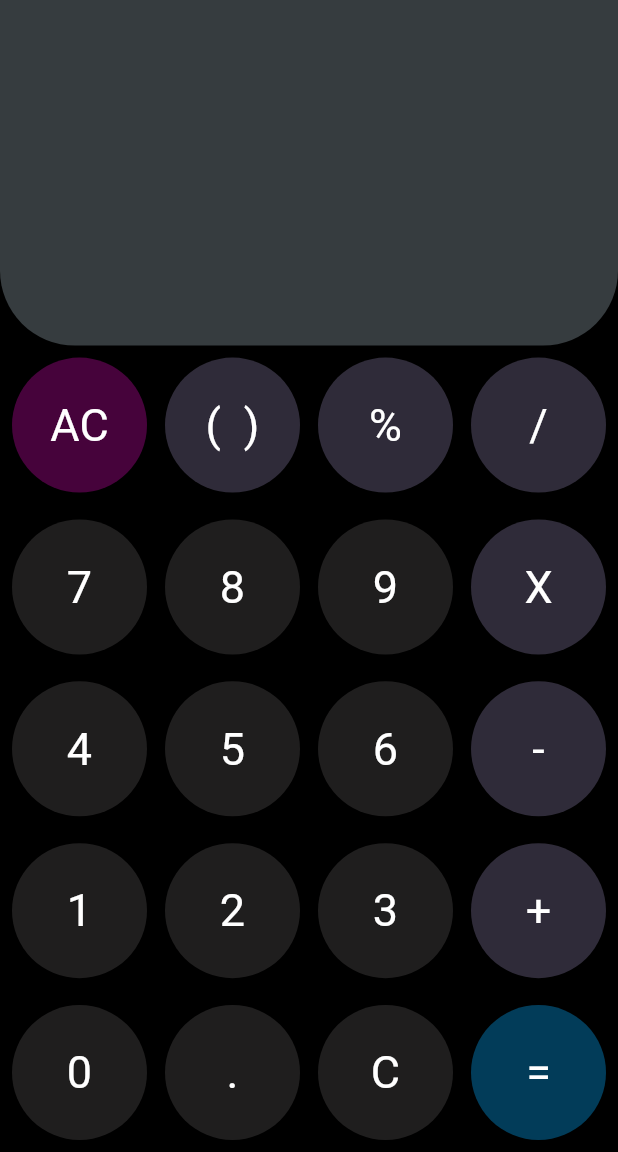
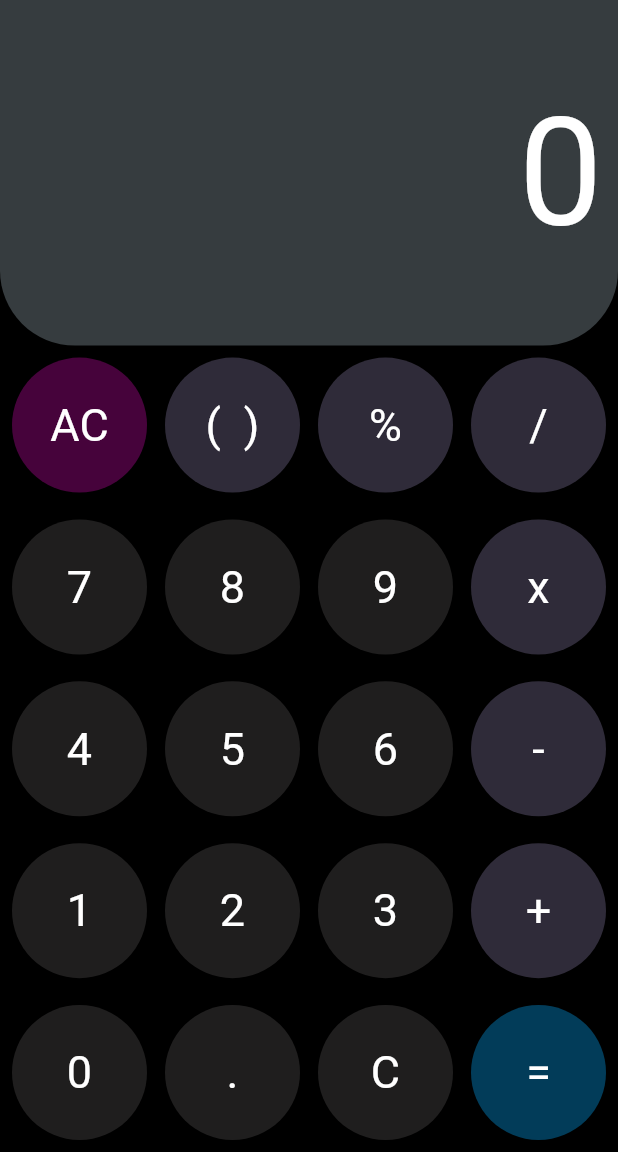
Before and after one commit to hijasahamed/Calculator-Flutter, a Flutter app: the screen it shows after launch, on a phone screen of 412 x 824 dp, the part 84-1236 px from its top. Run offline on Flutter 3.47's test engine with Material 3 defaults, Android fonts, the phone set to English and light mode, and no system bars.

Commit message:
button update

```diff
--- a/lib/screens/button.dart
+++ b/lib/screens/button.dart
@@ -1,11 +1,17 @@
+import 'package:calculator_project/screens/functions.dart';
 import 'package:flutter/material.dart';
 
-class Button extends StatelessWidget {
+class Button extends StatefulWidget {
    Button({super.key,required this.text,required this.colorofbtn});
 
   String text;
   dynamic colorofbtn;
 
+  @override
+  State<Button> createState() => _ButtonState();
+}
+
+class _ButtonState extends State<Button> {
   @override
   Widget build(BuildContext context) {
     return SizedBox(
@@ -13,13 +19,84 @@ class Button extends StatelessWidget {
       width: 90,
       child: InkWell(
         child: ElevatedButton(
-          style: ButtonStyle(backgroundColor: MaterialStateProperty.all(colorofbtn),),
+          style: ButtonStyle(backgroundColor: MaterialStateProperty.all(widget.colorofbtn),),
           onPressed: (){
+            showingtext=widget.text;
+            setState(() {
 
+            });
           },
-          child: Center(child: Text(text,style:const TextStyle(fontSize: 30,fontWeight: FontWeight.w400,color: Colors.white),))
+          child: Center(child: Text(widget.text,style:const TextStyle(fontSize: 30,fontWeight: FontWeight.w400,color: Colors.white),))
         ),
       )
     );
   }
 }
+
+class buttonScreen extends StatelessWidget {
+  const buttonScreen({
+    super.key,
+  });
+
+  @override
+  Widget build(BuildContext context) {
+    return Expanded(
+      flex: 7,
+      child: Container(
+        child: Padding(
+          padding: const EdgeInsets.all(8.0),
+          child: Column(
+            mainAxisAlignment: MainAxisAlignment.spaceBetween,
+            children: [
+              Row(
+                mainAxisAlignment: MainAxisAlignment.spaceBetween ,
+                children: [
+                  Button(text: 'AC', colorofbtn:const Color.fromARGB(255, 70, 3, 59)),
+                  Button(text: '(  )', colorofbtn:const Color.fromARGB(255, 47, 43, 57)),
+                  Button(text: '%', colorofbtn:const Color.fromARGB(255, 47, 43, 57)),
+                  Button(text: '/', colorofbtn:const Color.fromARGB(255, 47, 43, 57)),
+                ],
+              ),
+              Row(
+                mainAxisAlignment: MainAxisAlignment.spaceBetween ,
+                children: [
+                  Button(text: '7', colorofbtn:const Color.fromARGB(255, 31, 30, 30)),
+                  Button(text: '8', colorofbtn:const Color.fromARGB(255, 31, 30, 30)),
+                  Button(text: '9', colorofbtn:const Color.fromARGB(255, 31, 30, 30)),
+                  Button(text: 'x', colorofbtn:const Color.fromARGB(255, 47, 43, 57)),
+                ],
+              ),
+              Row(
+                mainAxisAlignment: MainAxisAlignment.spaceBetween ,
+                children: [
+                  Button(text: '4', colorofbtn:const Color.fromARGB(255, 31, 30, 30)),
+                  Button(text: '5', colorofbtn:const Color.fromARGB(255, 31, 30, 30)),
+                  Button(text: '6', colorofbtn:const Color.fromARGB(255, 31, 30, 30)),
+                  Button(text: '-', colorofbtn:const Color.fromARGB(255, 47, 43, 57)),
+                ],
+              ),
+              Row(
+                mainAxisAlignment: MainAxisAlignment.spaceBetween ,
+                children: [
+                  Button(text: '1', colorofbtn:const Color.fromARGB(255, 31, 30, 30)),
+                  Button(text: '2', colorofbtn:const Color.fromARGB(255, 31, 30, 30)),
+                  Button(text: '3', colorofbtn:const Color.fromARGB(255, 31, 30, 30)),
+                  Button(text: '+', colorofbtn:const Color.fromARGB(255, 47, 43, 57)),
+                ],
+              ),
+              Row(
+                mainAxisAlignment: MainAxisAlignment.spaceBetween ,
+                children: [
+                  Button(text: '0', colorofbtn:const Color.fromARGB(255, 31, 30, 30)),
+                  Button(text: '.', colorofbtn:const Color.fromARGB(255, 31, 30, 30)),
+                  Button(text: 'C', colorofbtn:const Color.fromARGB(255, 31, 30, 30)),
+                  Button(text: '=', colorofbtn:const Color.fromARGB(255, 2, 60, 89)),
+                ],
+              ),
+            ],
+          ),
+        ),
+      ),
+    );
+  }
+}
--- a/lib/screens/calculator.dart
+++ b/lib/screens/calculator.dart
@@ -1,4 +1,5 @@
 import 'package:calculator_project/screens/button.dart';
+import 'package:calculator_project/screens/functions.dart';
 import 'package:flutter/material.dart';
 
 class Calculator extends StatefulWidget {
@@ -28,66 +29,24 @@ class _CalculatorState extends State<Calculator> {
                   borderRadius: BorderRadius.only(bottomLeft: Radius.circular(50 ),bottomRight: Radius.circular(50),),
                   color: Color.fromARGB(255, 54, 60, 63)
                 ),
+                child: Row(
+                  mainAxisAlignment: MainAxisAlignment.end,
+                  children: [
+                    Padding(
+                    padding: const EdgeInsets.all(10.0),
+                    child: Text(showingtext,
+                    textAlign: TextAlign.left,
+                    style: const TextStyle(
+                      color: Colors.white,
+                      fontSize: 100,
+                    ),
+                  ),
+                  )
+                  ],
+                ),
               ),
             ),
-            Expanded(
-              flex: 7,
-              child: Container(
-                child: Padding(
-                  padding: const EdgeInsets.all(8.0),
-                  child: Column(
-                    mainAxisAlignment: MainAxisAlignment.spaceBetween,
-                    children: [
-                      Row(
-                        mainAxisAlignment: MainAxisAlignment.spaceBetween ,
-                        children: [
-                          Button(text: 'AC', colorofbtn:const Color.fromARGB(255, 70, 3, 59)),
-                          Button(text: '(  )', colorofbtn:const Color.fromARGB(255, 47, 43, 57)),
-                          Button(text: '%', colorofbtn:const Color.fromARGB(255, 47, 43, 57)),
-                          Button(text: '/', colorofbtn:const Color.fromARGB(255, 47, 43, 57)),
-                        ],
-                      ),
-                      Row(
-                        mainAxisAlignment: MainAxisAlignment.spaceBetween ,
-                        children: [
-                          Button(text: '7', colorofbtn:const Color.fromARGB(255, 31, 30, 30)),
-                          Button(text: '8', colorofbtn:const Color.fromARGB(255, 31, 30, 30)),
-                          Button(text: '9', colorofbtn:const Color.fromARGB(255, 31, 30, 30)),
-                          Button(text: 'X', colorofbtn:const Color.fromARGB(255, 47, 43, 57)),
-                        ],
-                      ),
-                      Row(
-                        mainAxisAlignment: MainAxisAlignment.spaceBetween ,
-                        children: [
-                          Button(text: '4', colorofbtn:const Color.fromARGB(255, 31, 30, 30)),
-                          Button(text: '5', colorofbtn:const Color.fromARGB(255, 31, 30, 30)),
-                          Button(text: '6', colorofbtn:const Color.fromARGB(255, 31, 30, 30)),
-                          Button(text: '-', colorofbtn:const Color.fromARGB(255, 47, 43, 57)),
-                        ],
-                      ),
-                      Row(
-                        mainAxisAlignment: MainAxisAlignment.spaceBetween ,
-                        children: [
-                          Button(text: '1', colorofbtn:const Color.fromARGB(255, 31, 30, 30)),
-                          Button(text: '2', colorofbtn:const Color.fromARGB(255, 31, 30, 30)),
-                          Button(text: '3', colorofbtn:const Color.fromARGB(255, 31, 30, 30)),
-                          Button(text: '+', colorofbtn:const Color.fromARGB(255, 47, 43, 57)),
-                        ],
-                      ),
-                      Row(
-                        mainAxisAlignment: MainAxisAlignment.spaceBetween ,
-                        children: [
-                          Button(text: '0', colorofbtn:const Color.fromARGB(255, 31, 30, 30)),
-                          Button(text: '.', colorofbtn:const Color.fromARGB(255, 31, 30, 30)),
-                          Button(text: 'C', colorofbtn:const Color.fromARGB(255, 31, 30, 30)),
-                          Button(text: '=', colorofbtn:const Color.fromARGB(255, 2, 60, 89)),
-                        ],
-                      ),
-                    ],
-                  ),
-                ),
-              ),
-            )
+           const buttonScreen()
           ],
         )
       ),
--- /dev/null
+++ b/lib/screens/functions.dart
@@ -0,0 +1,13 @@
+  dynamic showingtext ='0';
+  double numOne = 0;
+  double numTwo = 0;
+
+  dynamic result = '';
+  dynamic finalResult = '';
+  dynamic opr = '';
+  dynamic preOpr = '';
+
+
+  void calcutationProcess(btntxt){
+
+  }
```
